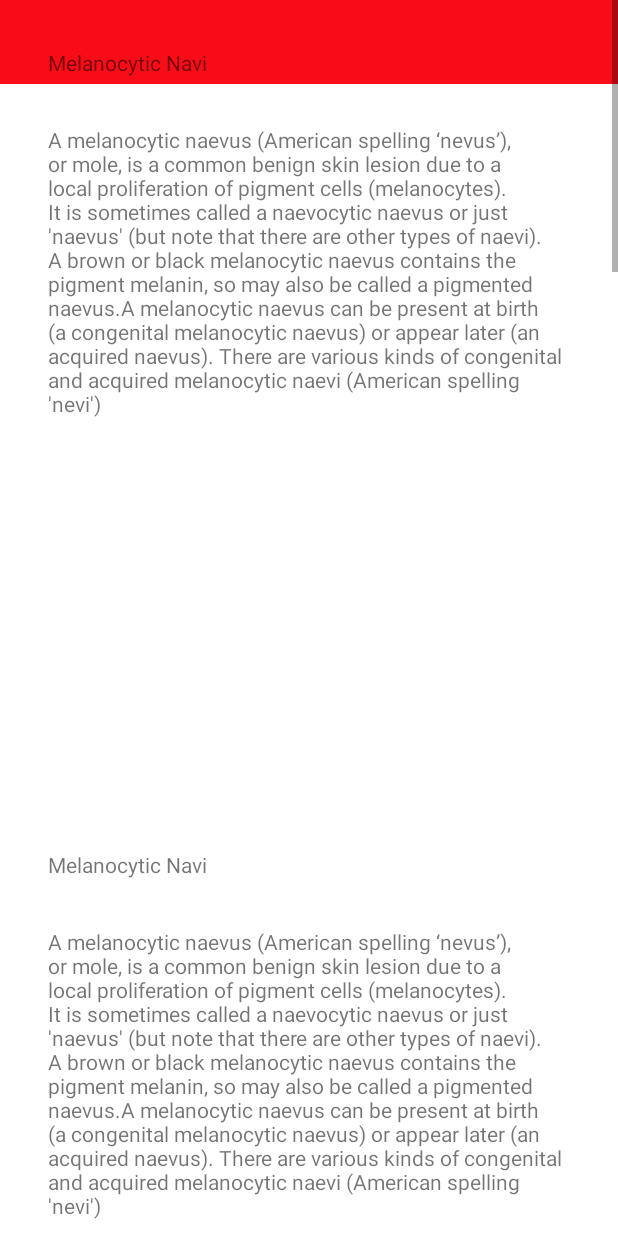
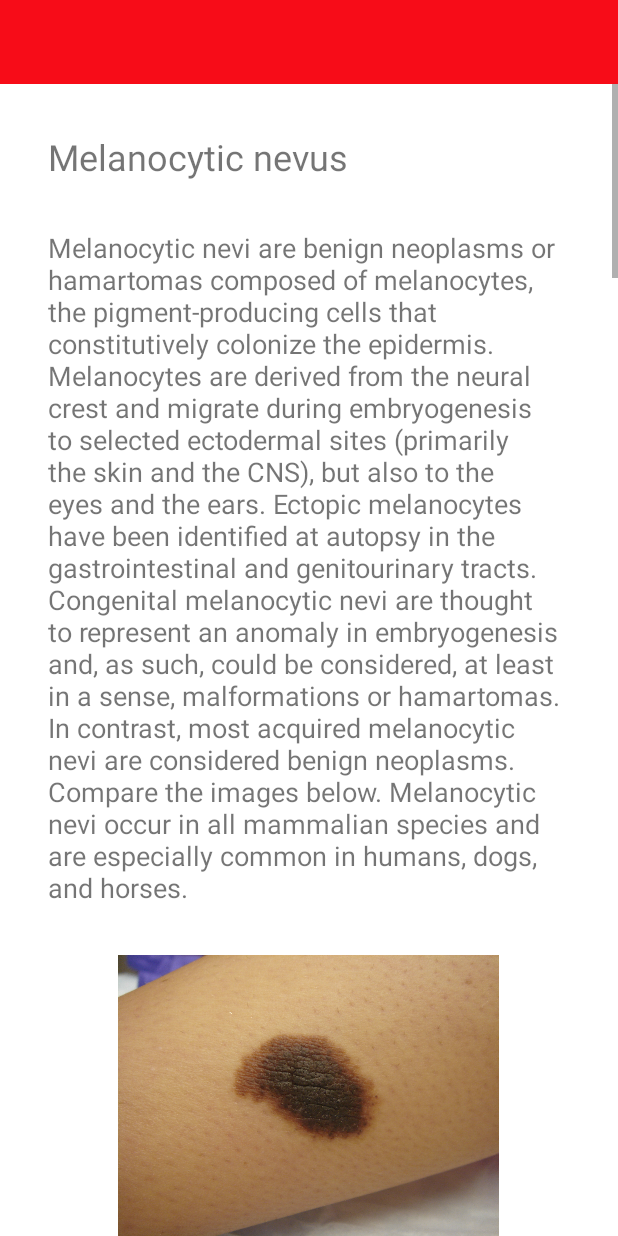
Before and after one commit to ETS-Android5/Skin_care, an Android app: the Lesion_types screen opened directly, with no data from a screen before it, on a phone screen of 412 x 824 dp. Run offline under Robolectric (Android 15) with nearby library versions, the phone set to English and light mode, and no system bars.

Commit message:
completed the skin Lesion_types module

```diff
--- a/app/src/main/java/com/example/typroject/Lesion_types.java
+++ b/app/src/main/java/com/example/typroject/Lesion_types.java
@@ -2,13 +2,18 @@ package com.example.typroject;
 
 import androidx.appcompat.app.AppCompatActivity;
 
+import android.annotation.SuppressLint;
 import android.os.Bundle;
+import android.widget.ImageView;
 
 public class Lesion_types extends AppCompatActivity {
-
+    ImageView imageView ;
+    @SuppressLint("UseCompatLoadingForDrawables")
     @Override
     protected void onCreate(Bundle savedInstanceState) {
         super.onCreate(savedInstanceState);
         setContentView(R.layout.activity_lesion_types);
+        imageView = findViewById(R.id.Melanocytic_i);
+        imageView.setImageDrawable(getResources().getDrawable(R.drawable.melanocytic));
     }
 }
--- a/app/src/main/res/layout/activity_lesion_types.xml
+++ b/app/src/main/res/layout/activity_lesion_types.xml
@@ -18,19 +18,25 @@
             android:id="@+id/searchFile"
             android:layout_width="wrap_content"
             android:layout_height="wrap_content"
-            android:text="SKINCANCERApp"
+            android:text="@string/app_name"
             android:textColor="@color/white"
-            android:visibility="invisible" />
+            android:visibility="invisible"
+            tools:layout_editor_absoluteX="16dp"
+            tools:layout_editor_absoluteY="18dp" />
     </androidx.appcompat.widget.Toolbar>
 
     <ScrollView
-        android:layout_width="match_parent"
-        android:layout_height="match_parent">
+        android:layout_width="0dp"
+        android:layout_height="0dp"
+        app:layout_constraintBottom_toBottomOf="parent"
+        app:layout_constraintEnd_toEndOf="parent"
+        app:layout_constraintStart_toStartOf="parent"
+        app:layout_constraintTop_toBottomOf="@+id/toolbar">
 
         <LinearLayout
             android:layout_width="match_parent"
             android:layout_height="wrap_content"
-            android:orientation="vertical" >
+            android:orientation="vertical">
 
             <LinearLayout
                 android:layout_width="match_parent"
@@ -43,13 +49,15 @@
                     android:layout_width="match_parent"
                     android:layout_height="wrap_content"
                     android:layout_margin="16dp"
-                    android:text="Melanocytic Navi" />
+                    android:text="@string/melanocytic_navi_h"
+                    android:textSize="24sp" />
 
                 <TextView
                     android:id="@+id/Melanocytic_b"
                     android:layout_width="match_parent"
                     android:layout_height="wrap_content"
                     android:layout_margin="16dp"
+                    android:textSize="18sp"
                     android:text="@string/melanocytic_navi" />
 
                 <ImageView
@@ -57,163 +65,197 @@
                     android:layout_width="254dp"
                     android:layout_height="192dp"
                     android:layout_margin="16dp"
-                    tools:srcCompat="@android:drawable/btn_star_big_on" />
+                    android:layout_gravity="center"
+                    android:contentDescription="@string/app_name" />
             </LinearLayout>
+
             <LinearLayout
                 android:layout_width="match_parent"
                 android:layout_height="wrap_content"
                 android:layout_margin="16dp"
                 android:orientation="vertical">
+
                 <TextView
                     android:id="@+id/Melanoma_h"
                     android:layout_width="match_parent"
+                    android:textSize="24sp"
                     android:layout_height="wrap_content"
                     android:layout_margin="16dp"
-                    android:text="Melanocytic Navi" />
+                    android:text="@string/Melanoma_h" />
 
                 <TextView
                     android:id="@+id/Melanoma_b"
                     android:layout_width="match_parent"
+                    android:textSize="18sp"
                     android:layout_height="wrap_content"
                     android:layout_margin="16dp"
-                    android:text="@string/melanocytic_navi" />
+                    android:text="@string/Melanoma" />
 
                 <ImageView
                     android:id="@+id/Melanoma_i"
                     android:layout_width="254dp"
                     android:layout_height="192dp"
                     android:layout_margin="16dp"
-                    tools:srcCompat="@tools:sample/backgrounds/scenic" />
+                    android:layout_gravity="center"
+                    android:src="@drawable/melanoma"/>
             </LinearLayout>
+
             <LinearLayout
                 android:layout_width="match_parent"
                 android:layout_height="wrap_content"
                 android:layout_margin="16dp"
                 android:orientation="vertical">
+
                 <TextView
                     android:id="@+id/Benign_h"
                     android:layout_width="match_parent"
                     android:layout_height="wrap_content"
                     android:layout_margin="16dp"
-                    android:text="Melanocytic Navi" />
+                    android:textSize="24sp"
+                    android:text="@string/Benign_keratosis_like_lesions_h" />
 
                 <TextView
                     android:id="@+id/Benign_b"
                     android:layout_width="match_parent"
                     android:layout_height="wrap_content"
                     android:layout_margin="16dp"
-                    android:text="@string/melanocytic_navi" />
+                    android:textSize="18sp"
+                    android:text="@string/Benign_keratosis_like_lesions" />
 
                 <ImageView
                     android:id="@+id/Benign_i"
                     android:layout_width="254dp"
                     android:layout_height="192dp"
                     android:layout_margin="16dp"
-                    tools:srcCompat="@tools:sample/backgrounds/scenic" />
+                    android:layout_gravity="center"
+                    android:src="@drawable/benign_keratosis" />
             </LinearLayout>
+
             <LinearLayout
                 android:layout_width="match_parent"
                 android:layout_height="wrap_content"
                 android:layout_margin="16dp"
                 android:orientation="vertical">
+
                 <TextView
                     android:id="@+id/Basal_h"
                     android:layout_width="match_parent"
                     android:layout_height="wrap_content"
                     android:layout_margin="16dp"
-                    android:text="Melanocytic Navi" />
+                    android:textSize="24sp"
+                    android:text="@string/Basal_cell_carcinoma_h" />
 
                 <TextView
                     android:id="@+id/Basal_b"
                     android:layout_width="match_parent"
                     android:layout_height="wrap_content"
                     android:layout_margin="16dp"
-                    android:text="@string/melanocytic_navi" />
+                    android:textSize="18sp"
+                    android:text="@string/Basal_cell_carcinoma" />
 
                 <ImageView
                     android:id="@+id/Basal_i"
                     android:layout_width="254dp"
                     android:layout_height="192dp"
                     android:layout_margin="16dp"
-                    tools:srcCompat="@tools:sample/backgrounds/scenic" />
+                    android:layout_gravity="center"
+                    android:src="@drawable/basal_cell"
+                     />
             </LinearLayout>
+
             <LinearLayout
                 android:layout_width="match_parent"
                 android:layout_height="wrap_content"
                 android:layout_margin="16dp"
                 android:orientation="vertical">
+
                 <TextView
                     android:id="@+id/Actinic_h"
                     android:layout_width="match_parent"
                     android:layout_height="wrap_content"
                     android:layout_margin="16dp"
-                    android:text="Melanocytic Navi" />
+                    android:textSize="24sp"
+                    android:text="@string/Actinic_keratoses_h" />
 
                 <TextView
                     android:id="@+id/Actinic_b"
                     android:layout_width="match_parent"
                     android:layout_height="wrap_content"
                     android:layout_margin="16dp"
-                    android:text="@string/melanocytic_navi" />
+                    android:textSize="18sp"
+                    android:text="@string/Actinic_keratoses" />
 
                 <ImageView
                     android:id="@+id/Actinic_i"
                     android:layout_width="254dp"
                     android:layout_height="192dp"
                     android:layout_margin="16dp"
-                    tools:srcCompat="@tools:sample/backgrounds/scenic" />
+                    android:layout_gravity="center"
+                    android:src="@drawable/actinic_keratosis"
+                    />
             </LinearLayout>
+
             <LinearLayout
                 android:layout_width="match_parent"
                 android:layout_height="wrap_content"
                 android:layout_margin="16dp"
                 android:orientation="vertical">
+
                 <TextView
                     android:id="@+id/Vascular_h"
                     android:layout_width="match_parent"
                     android:layout_height="wrap_content"
                     android:layout_margin="16dp"
-                    android:text="Melanocytic Navi" />
+                    android:textSize="24sp"
+                    android:text="@string/Vascular_lesions_h" />
 
                 <TextView
                     android:id="@+id/Vascular_b"
                     android:layout_width="match_parent"
                     android:layout_height="wrap_content"
                     android:layout_margin="16dp"
-                    android:text="@string/melanocytic_navi" />
+                    android:textSize="18sp"
+                    android:text="@string/Vascular_lesions" />
 
                 <ImageView
                     android:id="@+id/Vascular_i"
                     android:layout_width="254dp"
                     android:layout_height="192dp"
                     android:layout_margin="16dp"
-                    tools:srcCompat="@tools:sample/backgrounds/scenic" />
+                    android:layout_gravity="center"
+                    android:src="@drawable/vascular_lesion" />
             </LinearLayout>
+
             <LinearLayout
                 android:layout_width="match_parent"
                 android:layout_height="wrap_content"
                 android:layout_margin="16dp"
                 android:orientation="vertical">
+
                 <TextView
                     android:id="@+id/Dermatofibroma_h"
                     android:layout_width="match_parent"
                     android:layout_height="wrap_content"
                     android:layout_margin="16dp"
-                    android:text="Melanocytic Navi" />
+                    android:textSize="24sp"
+                    android:text="@string/Dermatofibroma_h" />
 
                 <TextView
                     android:id="@+id/Dermatofibroma_b"
                     android:layout_width="match_parent"
                     android:layout_height="wrap_content"
                     android:layout_margin="16dp"
-                    android:text="@string/melanocytic_navi" />
+                    android:textSize="18sp"
+                    android:text="@string/Dermatofibroma" />
 
                 <ImageView
                     android:id="@+id/Dermatofibroma_i"
                     android:layout_width="254dp"
                     android:layout_height="192dp"
                     android:layout_margin="16dp"
-                    tools:srcCompat="@tools:sample/backgrounds/scenic" />
+                    android:layout_gravity="center"
+                    android:contentDescription="@string/melanocytic_navi"
+                    android:src="@drawable/dermatofibroma" />
             </LinearLayout>
 
         </LinearLayout>
--- a/app/src/main/res/values/strings.xml
+++ b/app/src/main/res/values/strings.xml
@@ -7,11 +7,94 @@
     <string name="camerabtn">Camera</string>
     <string name="title">This app can be used to detect different types of Skin Lesions From image
         just click the image or select directly from the gallery</string>
-    <string name="melanocytic_navi">A melanocytic naevus (American spelling ‘nevus’), or mole, is a common benign
-        skin lesion due to a local proliferation of pigment cells (melanocytes).
-        It is sometimes called a naevocytic naevus or just \'naevus\' (but note
-        that there are other types of naevi). A brown or black melanocytic naevus contains the pigment
-        melanin, so may also be called a pigmented naevus.A melanocytic naevus can be
-        present at birth (a congenital melanocytic naevus) or appear later (an acquired naevus).
-        There are various kinds of congenital and acquired melanocytic naevi (American spelling \'nevi\')</string>
+
+
+    <string name="melanocytic_navi_h">Melanocytic nevus</string>
+    <string name="melanocytic_navi">Melanocytic nevi are benign neoplasms or
+        hamartomas composed of melanocytes, the pigment-producing cells that constitutively colonize the epidermis.
+        Melanocytes are derived from the neural crest and migrate during embryogenesis to selected ectodermal
+        sites (primarily the skin and the CNS), but also to the eyes and the ears. Ectopic melanocytes have
+        been identified at autopsy in the gastrointestinal and genitourinary tracts. Congenital melanocytic
+        nevi are thought to represent an anomaly in embryogenesis and, as such, could be
+        considered, at least in a sense, malformations or hamartomas.
+        In contrast, most acquired melanocytic nevi are considered benign neoplasms.
+        Compare the images below. Melanocytic nevi occur in all mammalian species and
+        are especially common in humans, dogs, and horses.
+    </string>
+
+    <string name="Melanoma_h">Melanoma</string>
+    <string name="Melanoma">Melanoma, also redundantly known as malignant melanoma,
+        is a type of skin cancer that develops from the pigment-producing cells known
+        as melanocytes. Melanomas typically occur in the skin but may rarely occur in
+        the mouth, intestines or eye (uveal melanoma).
+    </string>
+
+
+    <string name="Benign_keratosis_like_lesions_h">Benign keratosis like lesions</string>
+    <string name="Benign_keratosis_like_lesions">Seborrheic keratoses are noncancerous (benign)
+        skin growths that some people develop as they age. They often appear on the back or
+        chest, but can occur on any part of the body. Seborrheic keratoses grow slowly,
+        in groups or singly. Most people will develop at least one seborrheic keratosis
+        during their lifetime.
+
+        The appearance of seborrheic keratoses can vary widely.
+        They may be light tan to brown or black. The most common
+        texture is rough, with a bumpy, grainy surface that crumbles easily.
+        However, they also may be smooth and waxy. They usually look like they\'ve
+        been stuck onto the skin. While some are tiny, others grow larger
+        than 3 cm in diameter.
+    </string>
+
+
+    <string name="Basal_cell_carcinoma_h">Basal cell carcinoma</string>
+    <string name="Basal_cell_carcinoma">
+        Basal cell carcinoma is a type of skin cancer. Basal cell carcinoma begins
+        in the basal cells — a type of cell within the skin that produces new skin
+        cells as old ones die off.
+
+        Basal cell carcinoma often appears as a slightly transparent bump
+        on the skin, though it can take other forms. Basal cell carcinoma
+        occurs most often on areas of the skin that are exposed to the sun,
+        such as your head and neck.
+
+        Most basal cell carcinomas are thought to be caused by long-term exposure
+        to ultraviolet (UV) radiation from sunlight.
+    </string>
+
+
+    <string name="Actinic_keratoses_h">Actinic keratoses</string>
+    <string name="Actinic_keratoses">
+        An actinic keratosis (ak-TIN-ik ker-uh-TOE-sis) is a rough, scaly patch
+        on the skin that develops from years of sun exposure.
+        It\'s often found on the face, lips, ears, forearms, scalp, neck or back of the hands.
+
+        Also known as a solar keratosis, an actinic keratosis grows slowly
+        and usually first appears in people over 40. You can reduce your
+        risk of this skin condition by minimizing your sun exposure and
+        protecting your skin from ultraviolet (UV) rays.
+
+        Left untreated, the risk of actinic keratoses turning
+        into a type of skin cancer called squamous cell carcinoma is about 5% to 10%
+    </string>
+
+
+    <string name="Vascular_lesions_h">Vascular lesions</string>
+    <string name="Vascular_lesions">Vascular lesions are relatively common abnormalities
+        of the skin and underlying tissues, more commonly known as birthmarks. There are
+        three major categories of vascular lesions: Hemangiomas, Vascular Malformations,
+        and Pyogenic Granulomas. While these birthmarks can look similar at times,
+        they each vary in terms of origin and necessary treatment.
+    </string>
+
+
+    <string name="Dermatofibroma_h">Dermatofibroma</string>
+    <string name="Dermatofibroma">Dermatofibroma (superficial benign fibrous histiocytoma)
+        is a common cutaneous nodule of unknown etiology that occurs more often in women.
+        Dermatofibroma frequently develops on the extremities (mostly the lower legs)
+        and is usually asymptomatic, although pruritus and tenderness can be present.
+        It is actually the most common painful skin tumor.
+         A number of well-described, histologic subtypes of
+        dermatofibroma have been reported. Removal of the tumor
+        is usually not typically required unless diagnostic
+        uncertainty exists or particularly troubling symptoms are present.</string>
 </resources>
```
Also changed, not shown: app/src/main/res/drawable-v24/actinic_keratosis.jpg (added), app/src/main/res/drawable-v24/basal_cell.png (added), app/src/main/res/drawable-v24/benign_keratosis.jpg (added), app/src/main/res/drawable-v24/dermatofibroma.jpg (added), app/src/main/res/drawable-v24/melanocytic.jpg (added), app/src/main/res/drawable-v24/melanoma.jpg (added), app/src/main/res/drawable-v24/vascular_lesion.png (added), app/src/main/res/drawable/actinic_keratosis.jpg (added), app/src/main/res/drawable/basal_cell.png (added), app/src/main/res/drawable/benign_keratosis.jpg (added), app/src/main/res/drawable/dermatofibroma.jpg (added), app/src/main/res/drawable/melanocytic.jpg (added), app/src/main/res/drawable/melanoma.jpg (added), app/src/main/res/drawable/vascular_lesion.png (added).
